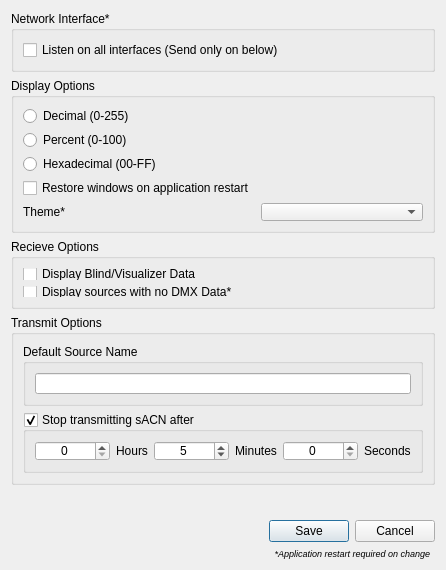
Above: ui/preferencesdialog.ui from docsteer/sacnview before the change. Below: the same form after it.
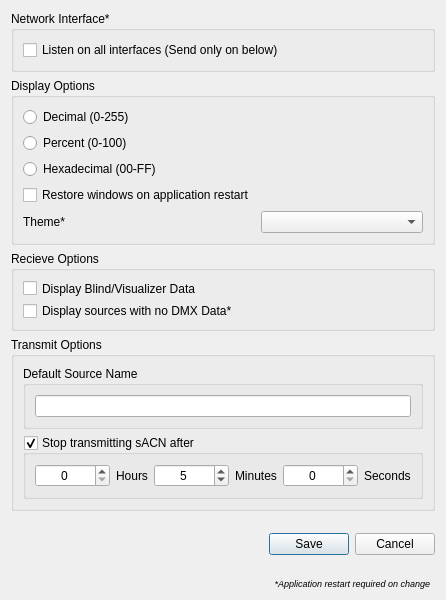
That is the form after the change. Icons and pictures are not drawn.

Commit message: Preferences dialog display tweaks

Diff of the .ui file:
```diff
--- a/ui/preferencesdialog.ui
+++ b/ui/preferencesdialog.ui
@@ -7,21 +7,15 @@
     <x>0</x>
     <y>0</y>
     <width>420</width>
-    <height>570</height>
+    <height>600</height>
    </rect>
   </property>
   <property name="sizePolicy">
-   <sizepolicy hsizetype="MinimumExpanding" vsizetype="Expanding">
+   <sizepolicy hsizetype="Preferred" vsizetype="Expanding">
     <horstretch>0</horstretch>
     <verstretch>0</verstretch>
    </sizepolicy>
   </property>
-  <property name="minimumSize">
-   <size>
-    <width>400</width>
-    <height>500</height>
-   </size>
-  </property>
   <property name="windowTitle">
    <string>Preferences</string>
   </property>
@@ -66,7 +60,7 @@
      <property name="minimumSize">
       <size>
        <width>0</width>
-       <height>130</height>
+       <height>150</height>
       </size>
      </property>
      <property name="title">
@@ -128,7 +122,7 @@
      <property name="minimumSize">
       <size>
        <width>0</width>
-       <height>70</height>
+       <height>80</height>
       </size>
      </property>
      <property name="maximumSize">
@@ -185,7 +179,7 @@
    <item alignment="Qt::AlignVCenter">
     <widget class="QGroupBox" name="gbTransmitOptions">
      <property name="sizePolicy">
-      <sizepolicy hsizetype="Preferred" vsizetype="Preferred">
+      <sizepolicy hsizetype="Preferred" vsizetype="MinimumExpanding">
        <horstretch>0</horstretch>
        <verstretch>0</verstretch>
       </sizepolicy>
@@ -203,7 +197,7 @@
       <item>
        <widget class="QGroupBox" name="gbTransmitName">
         <property name="sizePolicy">
-         <sizepolicy hsizetype="Preferred" vsizetype="Fixed">
+         <sizepolicy hsizetype="Preferred" vsizetype="Expanding">
           <horstretch>0</horstretch>
           <verstretch>0</verstretch>
          </sizepolicy>
@@ -228,7 +222,7 @@
       <item>
        <widget class="QGroupBox" name="gbTransmitTimeout">
         <property name="sizePolicy">
-         <sizepolicy hsizetype="Preferred" vsizetype="Fixed">
+         <sizepolicy hsizetype="Preferred" vsizetype="Expanding">
           <horstretch>0</horstretch>
           <verstretch>0</verstretch>
          </sizepolicy>
@@ -328,23 +322,10 @@
      </layout>
     </widget>
    </item>
-   <item>
-    <spacer name="verticalSpacer">
-     <property name="orientation">
-      <enum>Qt::Vertical</enum>
-     </property>
-     <property name="sizeHint" stdset="0">
-      <size>
-       <width>20</width>
-       <height>40</height>
-      </size>
-     </property>
-    </spacer>
-   </item>
    <item alignment="Qt::AlignVCenter">
     <widget class="QDialogButtonBox" name="buttonBox">
      <property name="sizePolicy">
-      <sizepolicy hsizetype="Expanding" vsizetype="Preferred">
+      <sizepolicy hsizetype="Expanding" vsizetype="Fixed">
        <horstretch>0</horstretch>
        <verstretch>0</verstretch>
       </sizepolicy>
@@ -359,6 +340,12 @@
    </item>
    <item>
     <widget class="QLabel" name="lblRestartInfo">
+     <property name="sizePolicy">
+      <sizepolicy hsizetype="Preferred" vsizetype="Fixed">
+       <horstretch>0</horstretch>
+       <verstretch>0</verstretch>
+      </sizepolicy>
+     </property>
      <property name="font">
       <font>
        <pointsize>7</pointsize>
```
